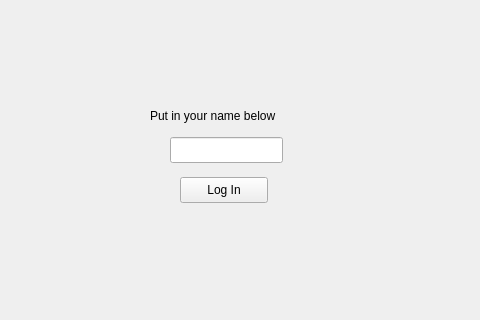
Before: the Qt Designer form src/ui/loginwindow.ui in Mihael0/finance_manager_qt, drawn with Qt 5; both pictures show x 130 to 610 and y 103 to 423 of the 726 by 576 pixel window.
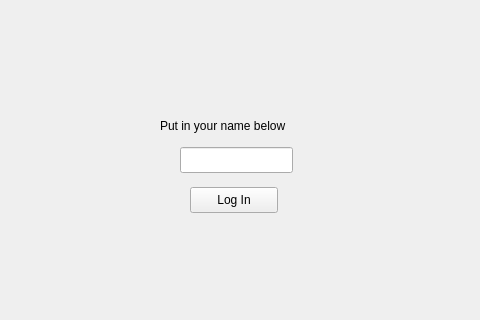
After: the same form once the commit is applied.

The edit to the form file:
```diff
--- a/src/ui/loginwindow.ui
+++ b/src/ui/loginwindow.ui
@@ -16,8 +16,8 @@
   <widget class="QLineEdit" name="UserName">
    <property name="geometry">
     <rect>
-     <x>300</x>
-     <y>240</y>
+     <x>310</x>
+     <y>250</y>
      <width>113</width>
      <height>26</height>
     </rect>
@@ -26,8 +26,8 @@
   <widget class="QPushButton" name="LogIn">
    <property name="geometry">
     <rect>
-     <x>310</x>
-     <y>280</y>
+     <x>320</x>
+     <y>290</y>
      <width>88</width>
      <height>26</height>
     </rect>
@@ -39,8 +39,8 @@
   <widget class="QLabel" name="label_6">
    <property name="geometry">
     <rect>
-     <x>280</x>
-     <y>210</y>
+     <x>290</x>
+     <y>220</y>
      <width>171</width>
      <height>18</height>
     </rect>
```
